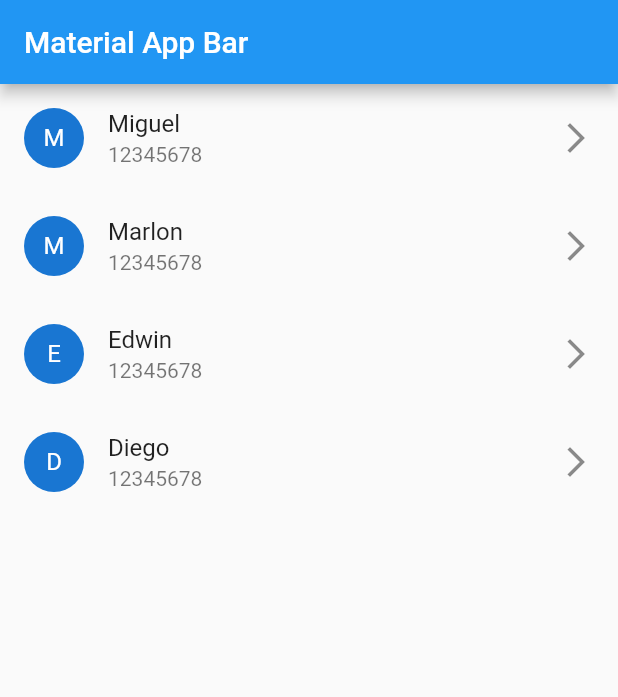
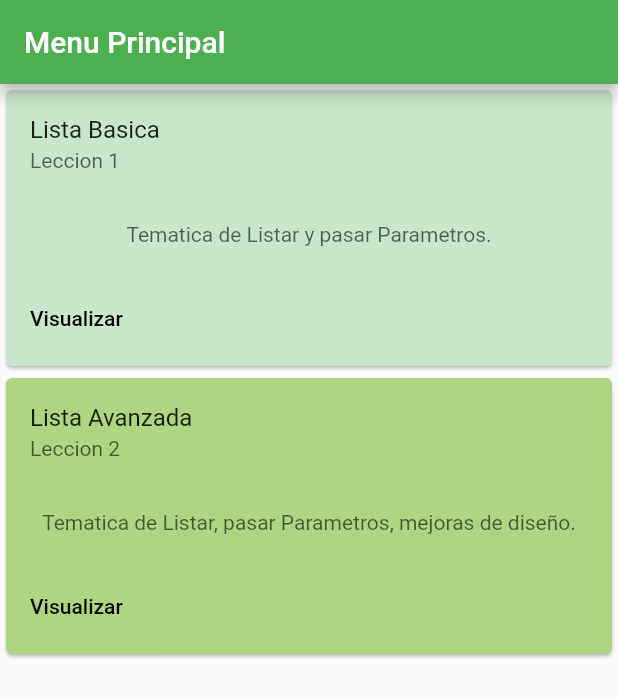
Before and after one commit to zayro/FlutterDemos, a Flutter app: the screen it shows after launch, on a phone screen of 412 x 824 dp. Shown: the top 697 px of the screen. Run offline on Flutter 3.47's test engine with Material 2 defaults, Android fonts, the phone set to English and light mode, and no system bars.

Commit message:
agregar diseño - nuevo diseño a las listas - agregar home

```diff
--- a/lib/main.dart
+++ b/lib/main.dart
@@ -1,8 +1,9 @@
 import 'package:flutter/material.dart';
 
-import './src/pages/contacts.dart';
+//import './src/pages/contacts.dart';
 
 import './src/pages/infoBasic.dart';
+import './src/pages/home.dart';
 
 import './src/route.dart';
 
@@ -20,7 +21,7 @@ class MyApp extends StatelessWidget {
       //initialRoute: '/',
       routes: {'/infoBasic': (context) => InfoBasicPage(name: "as")},
       onGenerateRoute: RouteGenerator.generateRoute,
-      home: ContactPage(),
+      home: MyHomePage(),
     );
   }
 }
--- a/lib/src/pages/contacts.dart
+++ b/lib/src/pages/contacts.dart
@@ -1,6 +1,6 @@
 import 'package:flutter/material.dart';
 
-import './infoBasic.dart';
+//import './infoBasic.dart';
 
 class ScreenArguments {
   final String title;
--- /dev/null
+++ b/lib/src/pages/home.dart
@@ -0,0 +1,103 @@
+import 'package:flutter/material.dart';
+
+import 'contacts.dart';
+import 'contactsAdvanc.dart';
+
+class MyHomePage extends StatefulWidget {
+  MyHomePage({Key key, this.title}) : super(key: key);
+
+  final String title;
+
+  @override
+  _MyHomePageState createState() => _MyHomePageState();
+}
+
+class _MyHomePageState extends State<MyHomePage> {
+  Widget build(BuildContext context) {
+    return Scaffold(
+      appBar: AppBar(
+        title: Text('Menu Principal'),
+      ),
+      body: ListView(
+        children: [
+          Card(
+            clipBehavior: Clip.antiAlias,
+            color: Colors.green[100],
+            child: Column(
+              children: [
+                ListTile(
+                  title: const Text('Lista Basica'),
+                  subtitle: Text(
+                    'Leccion 1',
+                    style: TextStyle(color: Colors.black.withOpacity(0.6)),
+                  ),
+                ),
+                Padding(
+                  padding: const EdgeInsets.all(16.0),
+                  child: Text(
+                    'Tematica de Listar y pasar Parametros.',
+                    style: TextStyle(color: Colors.black.withOpacity(0.6)),
+                  ),
+                ),
+                ButtonBar(
+                  alignment: MainAxisAlignment.start,
+                  children: [
+                    FlatButton(
+                      onPressed: () {
+                        // Perform some action
+                        Navigator.push(
+                            context,
+                            MaterialPageRoute(
+                                builder: (context) => ContactPage()));
+                      },
+                      child: const Text('Visualizar'),
+                    ),
+                  ],
+                ),
+                //   Image.asset('assets/card-sample-image.jpg'),
+              ],
+            ),
+          ),
+          Card(
+            clipBehavior: Clip.antiAlias,
+            color: Colors.lightGreen[300],
+            child: Column(
+              children: [
+                ListTile(
+                  title: const Text('Lista Avanzada'),
+                  subtitle: Text(
+                    'Leccion 2',
+                    style: TextStyle(color: Colors.black.withOpacity(0.6)),
+                  ),
+                ),
+                Padding(
+                  padding: const EdgeInsets.all(16.0),
+                  child: Text(
+                    'Tematica de Listar, pasar Parametros, mejoras de diseño.',
+                    style: TextStyle(color: Colors.black.withOpacity(0.6)),
+                  ),
+                ),
+                ButtonBar(
+                  alignment: MainAxisAlignment.start,
+                  children: [
+                    FlatButton(
+                      onPressed: () {
+                        // Perform some action
+                        Navigator.push(
+                            context,
+                            MaterialPageRoute(
+                                builder: (context) => ContactPageAdvanced()));
+                      },
+                      child: const Text('Visualizar'),
+                    ),
+                  ],
+                ),
+                //   Image.asset('assets/card-sample-image.jpg'),
+              ],
+            ),
+          ),
+        ],
+      ),
+    );
+  }
+}
--- a/pubspec.yaml
+++ b/pubspec.yaml
@@ -39,6 +39,9 @@ dev_dependencies:
 # The following section is specific to Flutter.
 flutter:
 
+  assets:
+    - assets/images/
+
   # The following line ensures that the Material Icons font is
   # included with your application, so that you can use the icons in
   # the material Icons class.
```
Also changed, not shown: lib/src/pages/contactsAdvanc.dart (added, +46 -0 lines), lib/src/pages/infoAdvanc.dart (added, +131 -0 lines), lib/src/route.dart (+7 -6 lines), assets/images/avatar.png (added).
